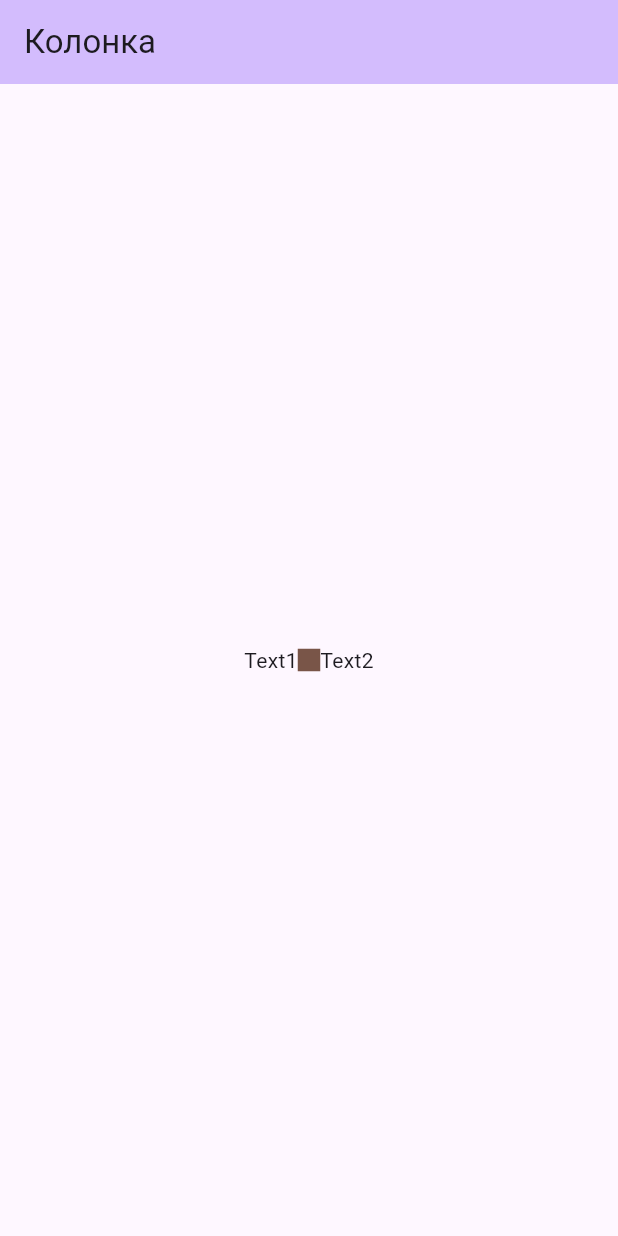
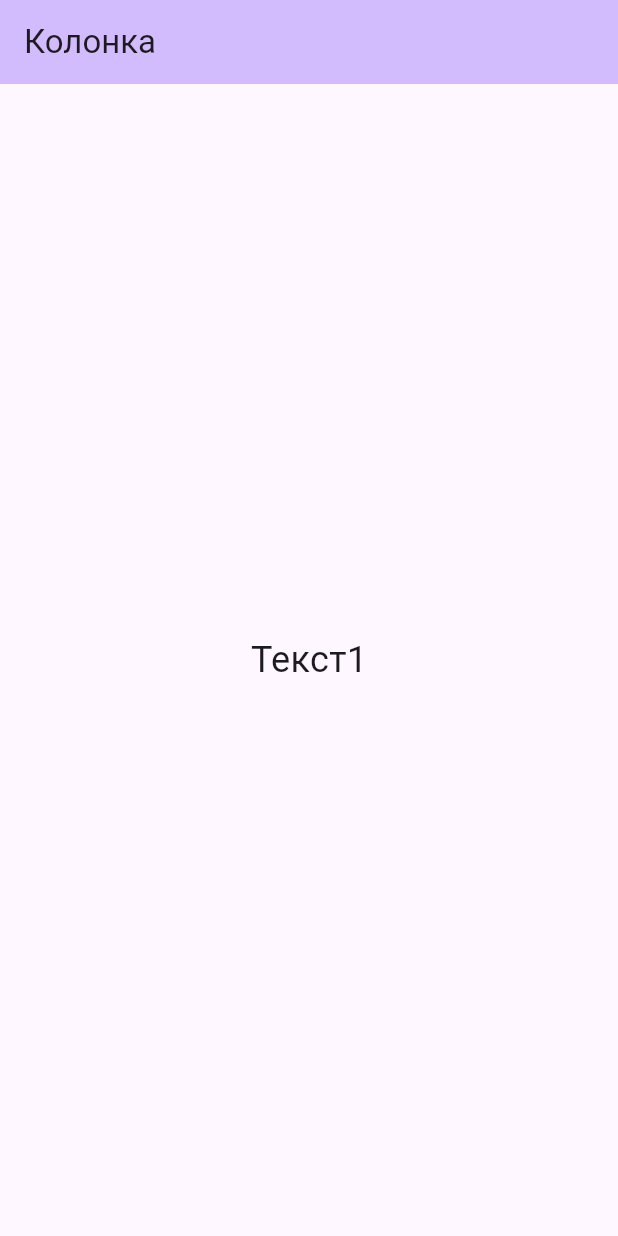
Before and after one commit to Ramazanova-pea/flutter_pr1, a Flutter app: the screen it shows after launch, on a phone screen of 412 x 824 dp. Run offline on Flutter 3.47's test engine with Material 3 defaults, Android fonts, the light colour scheme and no system bars.

Commit message:
Работа с Padding

```diff
--- a/lib/main.dart
+++ b/lib/main.dart
@@ -33,18 +33,13 @@ class MyHomePage extends StatelessWidget {
         title: Text(title),
       ),
       body: Center(
-        child: Row(
-          mainAxisAlignment: MainAxisAlignment.center ,
-          children: <Widget>[
-            Text("Text1"),
-            SizedBox(
-              width: 15,
-              height: 15,
-              child: ColoredBox(color: Colors.brown),
-            ),
-            Text("Text2"),
-          ]
-        )
+        child: Padding(
+          padding: const EdgeInsets.all(20.0),
+          child: const Text(
+            "Текст1",
+            style: TextStyle(fontSize: 24),
+          ),
+        ),
       ),
     );
   }
```
